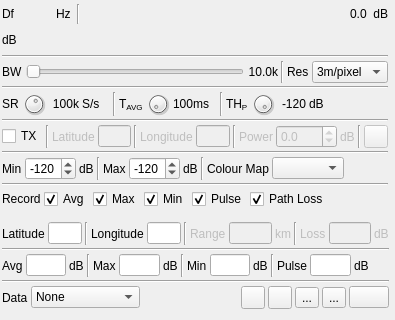
This is plugins/channelrx/heatmap/heatmapgui.ui in lirikanmatadewa/sdrangel as Qt 5 draws it before an edit; both pictures show x 0 to 395 and y 0 to 320 of the 395 by 1018 pixel window. The edited form follows.
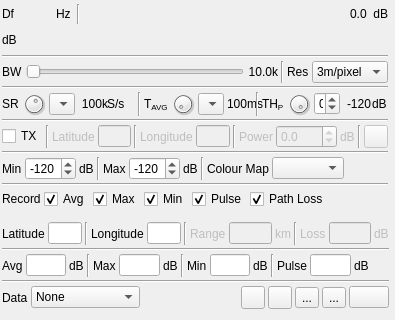
This is the edited form. Icons and pictures are not drawn. Custom widgets are drawn as their Qt base class.

Commit message: - update database to contains Indonesian's channel LTE - hide scope in Heat Map - change sampling and averageing dial to combo box - change pule treshold from dial to integer spin box

What changed in the file:
```diff
--- a/plugins/channelrx/heatmap/heatmapgui.ui
+++ b/plugins/channelrx/heatmap/heatmapgui.ui
@@ -347,6 +347,9 @@
         </property>
        </widget>
       </item>
+      <item>
+       <widget class="QComboBox" name="cbSampleRate"/>
+      </item>
       <item>
        <widget class="QLabel" name="sampleRateText">
         <property name="minimumSize">
@@ -419,6 +422,9 @@
         </property>
        </widget>
       </item>
+      <item>
+       <widget class="QComboBox" name="cbAveragePeriod"/>
+      </item>
       <item>
        <widget class="QLabel" name="averagePeriodText">
         <property name="minimumSize">
@@ -471,6 +477,16 @@
         </property>
        </widget>
       </item>
+      <item>
+       <widget class="QSpinBox" name="sbPulseTH">
+        <property name="minimum">
+         <number>-1000</number>
+        </property>
+        <property name="maximum">
+         <number>1000</number>
+        </property>
+       </widget>
+      </item>
       <item>
        <widget class="QLabel" name="pulseTHText">
         <property name="enabled">
```
Left out of the diff: 3 changed lines with no effect on the pictures. The commit also changes 4 other files.
